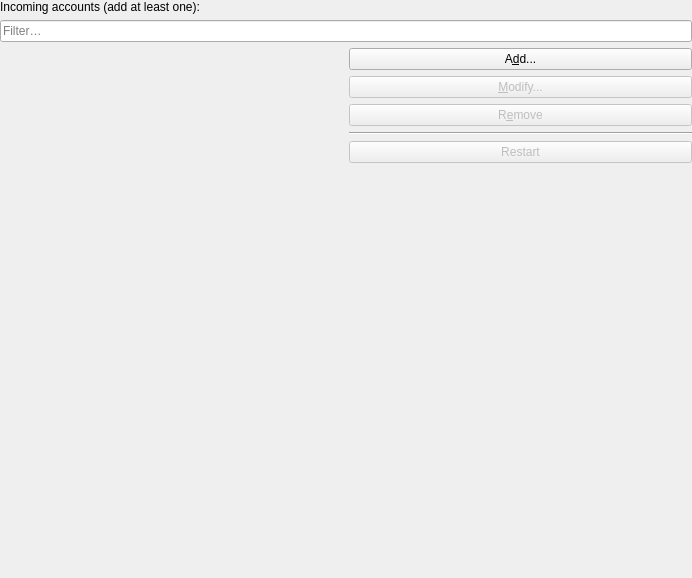
This is src/widgets/manageaccountwidget.ui in deepin-community/akonadi as Qt 5 draws it before an edit. The edited form follows.
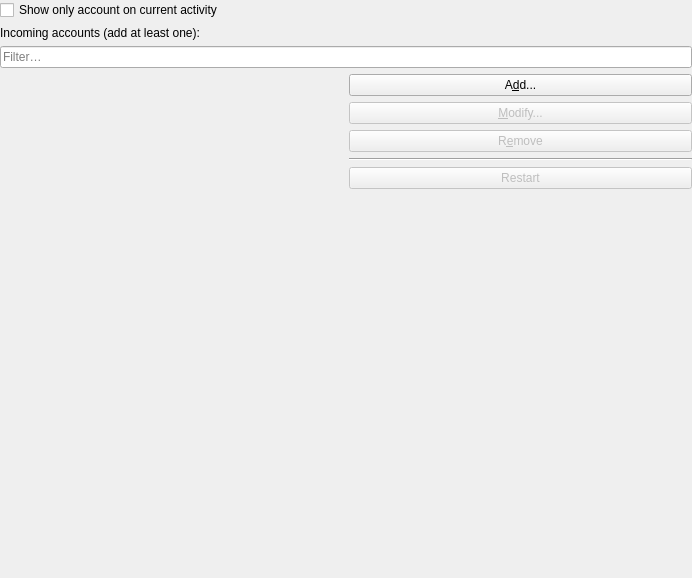
This is the edited form. Custom widgets are drawn as their Qt base class.

```diff
--- a/src/widgets/manageaccountwidget.ui
+++ b/src/widgets/manageaccountwidget.ui
@@ -13,6 +13,13 @@
   <layout class="QVBoxLayout" name="verticalLayout_3">
    <item>
     <layout class="QVBoxLayout" name="vlay">
+     <item>
+      <widget class="QCheckBox" name="accountOnCurrentActivity">
+       <property name="text">
+        <string>Show only account on current activity</string>
+       </property>
+      </widget>
+     </item>
      <item>
       <widget class="QLabel" name="label">
        <property name="text">
```
Left out of the diff: 6 changed lines with no effect on the pictures.
